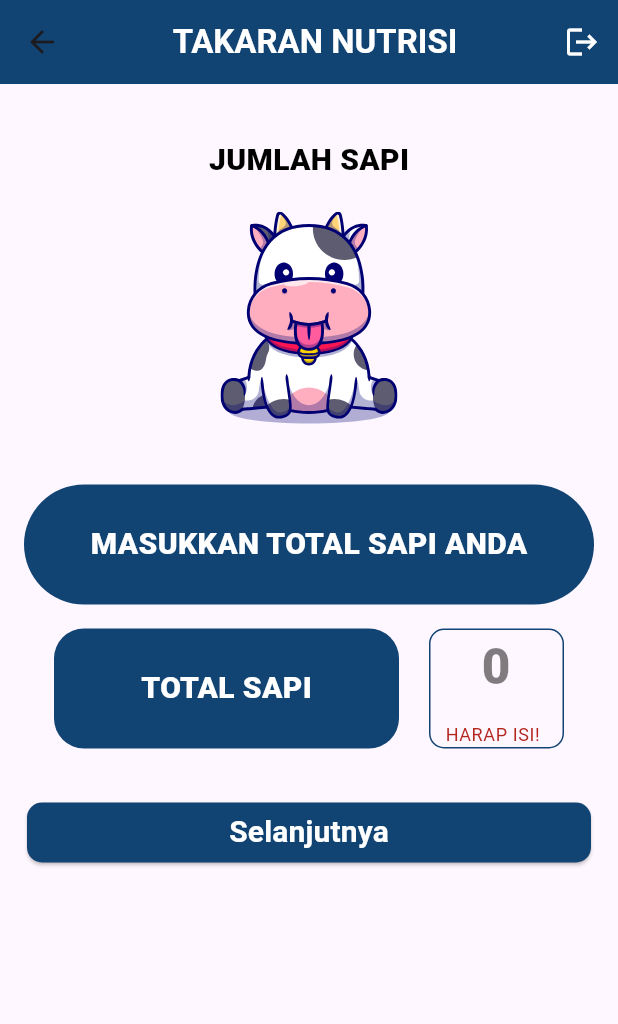
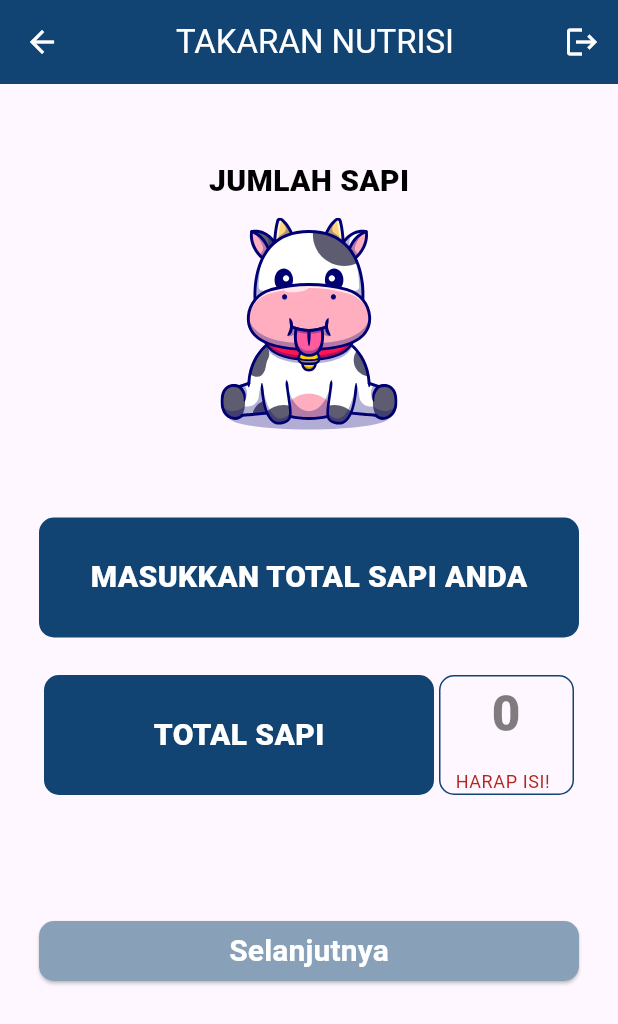
Before and after one commit to whdhdyt21/CoWellness, a Flutter app: the TakaranNutrisiSapiPage screen opened directly, after a tap on "Selanjutnya", on a phone screen of 412 x 824 dp. Shown: the top 1024 px of the screen. Run offline on Flutter 3.47's test engine with Material 3 defaults, Android fonts, the phone set to English and light mode, and no system bars; our stand-ins replace cloud_firestore, firebase_auth, firebase_core, flutter_svg, google_sign_in; accounts and stored records are empty; network calls fail; Roboto replaces fonts that are missing (Montserrat).

Commit message:
repair_all

```diff
--- a/lib/pages/artikel_screen/artikel.dart
+++ b/lib/pages/artikel_screen/artikel.dart
@@ -17,13 +17,11 @@ class _ArtikelScreenState extends State<ArtikelScreen> {
 
   @override
   Widget build(BuildContext context) {
-    return SafeArea(
-      child: Scaffold(
-        appBar: _buildAppBar(),
-        body: Padding(
-          padding: const EdgeInsets.symmetric(horizontal: 16.0, vertical: 8.0),
-          child: _buildArticleList(),
-        ),
+    return Scaffold(
+      appBar: _buildAppBar(),
+      body: Padding(
+        padding: const EdgeInsets.symmetric(horizontal: 16.0, vertical: 8.0),
+        child: _buildArticleList(),
       ),
     );
   }
--- a/lib/pages/artikel_screen/detail/detail_artikel.dart
+++ b/lib/pages/artikel_screen/detail/detail_artikel.dart
@@ -1,6 +1,5 @@
 import 'package:flutter/material.dart';
 import 'package:login_api/pages/artikel_screen/models/artikel_list.dart';
-
 
 class ArtikelDetailScreen extends StatelessWidget {
   const ArtikelDetailScreen({Key? key, required this.artikel})
@@ -10,8 +9,7 @@ class ArtikelDetailScreen extends StatelessWidget {
 
   @override
   Widget build(BuildContext context) {
-    return SafeArea(
-      child: Scaffold(
+    return Scaffold(
       appBar: AppBar(
         backgroundColor: const Color.fromARGB(255, 17, 67, 115),
         centerTitle: true,
@@ -93,7 +91,6 @@ class ArtikelDetailScreen extends StatelessWidget {
           ),
         ),
       ),
-      ),
     );
   }
 }
--- a/lib/pages/forum_discusion.dart
+++ b/lib/pages/forum_discusion.dart
@@ -37,8 +37,7 @@ class _ForumDiscusionState extends State<ForumDiscusion> {
 
   @override
   Widget build(BuildContext context) {
-    return SafeArea(
-      child: Scaffold(
+    return Scaffold(
         appBar: AppBar(
           title: const Center(
             child: Text('FORUM', style: TextStyle(color: Colors.white)),
@@ -117,14 +116,12 @@ class _ForumDiscusionState extends State<ForumDiscusion> {
                 ),
               ),
               Text("Logged in as:${currentUser.email!}",
-                    style:
-                        const TextStyle(color: Color.fromARGB(255, 0, 0, 0))),
+                  style: const TextStyle(color: Color.fromARGB(255, 0, 0, 0))),
               const SizedBox(
                 height: 10,
               )
             ],
           ),
-          )),
-    );
+        ));
   }
 }
--- a/lib/pages/jumlah_sapi/jumlah_sapi.dart
+++ b/lib/pages/jumlah_sapi/jumlah_sapi.dart
@@ -1,10 +1,14 @@
 import 'package:firebase_auth/firebase_auth.dart';
+import 'package:flutter_svg/flutter_svg.dart';
 import 'package:flutter/material.dart';
-import 'package:flutter_svg/flutter_svg.dart';
 import 'package:login_api/pages/takaran_nutrisi_pakan_screen/takaran_nutrisi_pakan_screen.dart';
 
+// ignore_for_file: must_be_immutable
 class TakaranNutrisiSapiPage extends StatefulWidget {
-  const TakaranNutrisiSapiPage({Key? key}) : super(key: key);
+  const TakaranNutrisiSapiPage({Key? key})
+      : super(
+          key: key,
+        );
 
   @override
   State<TakaranNutrisiSapiPage> createState() => _TakaranNutrisiSapiPageState();
@@ -12,7 +16,7 @@ class TakaranNutrisiSapiPage extends StatefulWidget {
 
 class _TakaranNutrisiSapiPageState extends State<TakaranNutrisiSapiPage> {
   final GlobalKey<FormState> _formKey = GlobalKey<FormState>();
-  final TextEditingController _totalSapiController = TextEditingController();
+  GlobalKey<NavigatorState> navigatorKey = GlobalKey();
 
   void signUserOut() async {
     await FirebaseAuth.instance.signOut();
@@ -23,17 +27,7 @@ class _TakaranNutrisiSapiPageState extends State<TakaranNutrisiSapiPage> {
     return Scaffold(
       appBar: AppBar(
         title: const Center(
-          child: SingleChildScrollView(
-            physics: const BouncingScrollPhysics(),
-            child: Text(
-              'TAKARAN NUTRISI',
-              style: TextStyle(
-                color: Colors.white,
-                fontWeight: FontWeight.bold,
-                fontFamily: 'Montserrat',
-              ),
-            ),
-          ),
+          child: Text('TAKARAN NUTRISI', style: TextStyle(color: Colors.white)),
         ),
         backgroundColor: const Color.fromARGB(255, 17, 67, 115),
         actions: [
@@ -43,13 +37,21 @@ class _TakaranNutrisiSapiPageState extends State<TakaranNutrisiSapiPage> {
             color: Colors.white,
           )
         ],
+        iconTheme: const IconThemeData(
+          color: Colors.white,
         ),
-      body: Padding(
-        padding: const EdgeInsets.all(16.0),
+      ),
+      body: Container(
+        width: double.maxFinite,
+        padding: const EdgeInsets.only(
+          left: 26,
+          top: 50,
+          right: 26,
+        ),
+        child: SingleChildScrollView(
+          physics: const BouncingScrollPhysics(),
           child: Column(
-          crossAxisAlignment: CrossAxisAlignment.center,
             children: [
-            const SizedBox(height: 20),
               const Text(
                 "JUMLAH SAPI",
                 style: TextStyle(
@@ -59,20 +61,24 @@ class _TakaranNutrisiSapiPageState extends State<TakaranNutrisiSapiPage> {
                   fontWeight: FontWeight.w800,
                 ),
               ),
-            const SizedBox(height: 20),
+              const SizedBox(height: 10),
               SvgPicture.asset(
                 'assets/img_sapi.svg',
                 height: 142,
                 width: 118,
               ),
-            const SizedBox(height: 40),
+              const SizedBox(height: 58),
               Container(
                 height: 80,
-              width: double.infinity,
-              padding: const EdgeInsets.all(10.0),
+                width: double.infinity, // Menggunakan lebar maksimum
+                // Warna latar belakang
+                padding: const EdgeInsets.all(
+                    10.0), // Jarak antara teks dan tepi container
                 decoration: BoxDecoration(
-                color: const Color.fromARGB(255, 17, 67, 115),
-                borderRadius: BorderRadius.circular(50.0),
+                  color: const Color.fromARGB(
+                      255, 17, 67, 115), // Warna latar belakang
+                  borderRadius:
+                      BorderRadius.circular(10.0), // Menjadikan sudut bulat
                 ),
                 child: const Center(
                   child: Text(
@@ -86,16 +92,19 @@ class _TakaranNutrisiSapiPageState extends State<TakaranNutrisiSapiPage> {
                   ),
                 ),
               ),
-            const SizedBox(height: 16),
+              const SizedBox(height: 25),
               Row(
-              mainAxisAlignment: MainAxisAlignment.spaceEvenly,
+                mainAxisAlignment:
+                    MainAxisAlignment.spaceEvenly, // atau sesuai kebutuhan Anda
                 children: [
                   Container(
                     height: 80,
-                  width: 230,
+                    width: 260,
                     decoration: BoxDecoration(
-                    color: const Color.fromARGB(255, 17, 67, 115),
-                    borderRadius: BorderRadius.circular(20.0),
+                      color: const Color.fromARGB(
+                          255, 17, 67, 115), // Warna latar belakang
+                      borderRadius:
+                          BorderRadius.circular(10.0), // Menjadikan sudut bulat
                     ),
                     child: const Center(
                       child: Text(
@@ -117,11 +126,11 @@ class _TakaranNutrisiSapiPageState extends State<TakaranNutrisiSapiPage> {
                       decoration: BoxDecoration(
                         border: Border.all(
                           color: const Color.fromARGB(255, 17, 67, 115),
-                      ),
-                      borderRadius: BorderRadius.circular(10.0),
+                        ), // Atur warna dan gaya garis batas
+                        borderRadius: BorderRadius.circular(
+                            10.0), // Atur sudut border box
                       ),
                       child: TextFormField(
-                      controller: _totalSapiController,
                         style: const TextStyle(
                           color: Color.fromARGB(255, 17, 67, 115),
                           fontSize: 33,
@@ -132,15 +141,9 @@ class _TakaranNutrisiSapiPageState extends State<TakaranNutrisiSapiPage> {
                         keyboardType: TextInputType.number,
                         validator: (value) {
                           if (value == null || value.isEmpty) {
-                          return '   HARAP ISI!';
+                            return '   HARAP ISI!'; // Pesan error jika field kosong
                           }
-
-                        // Check if the input is a valid number
-                        if (int.tryParse(value) == null) {
-                          return '   ISI ANGKA!';
-                        }
-
-                        return null;
+                          return null; // Return null jika validasi berhasil
                         },
                         decoration: InputDecoration(
                           border: InputBorder.none,
@@ -157,38 +160,39 @@ class _TakaranNutrisiSapiPageState extends State<TakaranNutrisiSapiPage> {
                   ),
                 ],
               ),
-            const SizedBox(height: 32),
+              const SizedBox(height: 80),
               ElevatedButton(
                 onPressed: () {
                   if (_formKey.currentState!.validate()) {
                     Navigator.push(
                         context,
                         MaterialPageRoute(
-                      builder: (context) => const TakaranNutrisiPakanScreen(),
-                    ),
-                  );
+                            builder: (context) =>
+                                const TakaranNutrisiPakanScreen()));
                   }
                 },
                 style: ElevatedButton.styleFrom(
                   minimumSize: const Size(376.0, 40.0),
-                backgroundColor: const Color.fromARGB(255, 17, 67, 115),
+                  foregroundColor: Colors.white,
+                  backgroundColor:
+                      const Color.fromARGB(255, 136, 161, 185), // Warna teks
                   shape: RoundedRectangleBorder(
-                  borderRadius: BorderRadius.circular(10.0),
+                    borderRadius: BorderRadius.circular(
+                        10.0), // Sesuaikan nilai sesuai keinginan
                   ),
                 ),
                 child: const Text(
                   "Selanjutnya",
                   style: TextStyle(
-                  fontSize: 20,
-                  fontWeight: FontWeight.bold,
-                  fontFamily: 'Montserrat',
-                  color: Color.fromARGB(255, 255, 255, 255),
+                    fontSize: 20, // Ukuran teks
+                    fontWeight: FontWeight.bold, // Ketebalan teks
                   ),
                 ),
               ),
             ],
           ),
         ),
+      ),
     );
   }
 }
--- a/lib/pages/takaran_nutrisi_hasil_page/takaran_nutrisi_hasil_page.dart
+++ b/lib/pages/takaran_nutrisi_hasil_page/takaran_nutrisi_hasil_page.dart
@@ -1,5 +1,7 @@
 import 'package:flutter/material.dart';
 import 'package:firebase_auth/firebase_auth.dart';
+import 'package:login_api/component/bottom_bar.dart';
+import 'package:login_api/pages/jenis_sapi_screen/jenis_sapi_screen.dart';
 
 void signUserOut() async {
   await FirebaseAuth.instance.signOut();
@@ -42,6 +44,16 @@ class TakaranNutrisiHasilPage extends StatelessWidget {
           ),
         ),
         backgroundColor: const Color.fromARGB(255, 17, 67, 115),
+        leading: IconButton(
+          onPressed: () {
+            Navigator.push(
+              context,
+              MaterialPageRoute(builder: (context) => BottomBar()),
+            );
+          },
+          icon: const Icon(Icons.arrow_back),
+          color: Colors.white,
+        ),
         actions: [
           IconButton(
             onPressed: signUserOut,
--- a/lib/pages/takaran_nutrisi_pakan_screen/takaran_nutrisi_pakan_screen.dart
+++ b/lib/pages/takaran_nutrisi_pakan_screen/takaran_nutrisi_pakan_screen.dart
@@ -68,6 +68,9 @@ class _TakaranNutrisiPakanScreenState extends State<TakaranNutrisiPakanScreen> {
             color: Colors.white,
           )
         ],
+        iconTheme: const IconThemeData(
+          color: Colors.white,
+        ),
       ),
       body: Container(
         width: double.maxFinite,
@@ -154,15 +157,18 @@ class _TakaranNutrisiPakanScreenState extends State<TakaranNutrisiPakanScreen> {
     required Function(bool?) onChanged,
   }) {
     return Container(
+      margin: const EdgeInsets.symmetric(vertical: 10),
+      child: Row(
+        mainAxisAlignment: MainAxisAlignment.spaceBetween,
+        children: [
+          Container(
+            width: 285, // Adjust the width as needed
             height: 80,
-      width: double.maxFinite,
-      margin: const EdgeInsets.symmetric(vertical: 10),
             decoration: BoxDecoration(
               color: const Color.fromARGB(255, 17, 67, 115),
               borderRadius: BorderRadius.circular(10.0),
             ),
             child: Row(
-        mainAxisAlignment: MainAxisAlignment.spaceBetween,
               children: [
                 Container(
                   width: 80,
@@ -196,8 +202,13 @@ class _TakaranNutrisiPakanScreenState extends State<TakaranNutrisiPakanScreen> {
                     ],
                   ),
                 ),
+              ],
+            ),
+          ),
+          const SizedBox(width: 10),
           Container(
-            width: 50,
+            width: MediaQuery.of(context).size.width *
+                0.15, // Adjust the width as needed
             height: 50,
             decoration: BoxDecoration(
               border: Border.all(
@@ -232,7 +243,7 @@ class _TakaranNutrisiPakanScreenState extends State<TakaranNutrisiPakanScreen> {
       },
       style: ElevatedButton.styleFrom(
         minimumSize: const Size(376.0, 40.0),
-        backgroundColor: const Color.fromARGB(255, 17, 67, 115),
+        backgroundColor: const Color.fromARGB(255, 136, 161, 185),
         shape: RoundedRectangleBorder(
           borderRadius: BorderRadius.circular(10.0),
         ),
```
Lines whose indentation alone changed are shown as unchanged.
